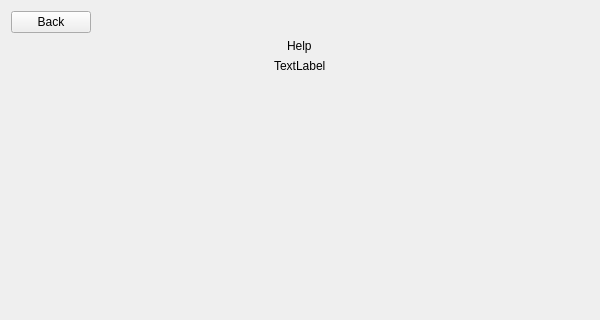
First picture: the form in interfaces/help_page.ui, repository wyankx/TetrisBoosted_QT, before the edit; both pictures show x 0 to 600 and y 0 to 320 of the 600 by 600 pixel window.
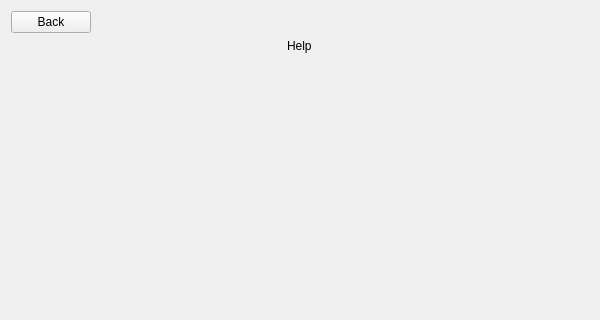
Second picture: the form after the edit.

What changed in the file:
```diff
--- a/interfaces/help_page.ui
+++ b/interfaces/help_page.ui
@@ -31,7 +31,7 @@
    <item alignment="Qt::AlignHCenter">
     <widget class="QLabel" name="helpTextLabel">
      <property name="text">
-      <string>TextLabel</string>
+      <string/>
      </property>
     </widget>
    </item>
```
Left out of the diff: 12 changed lines with no effect on the pictures.
